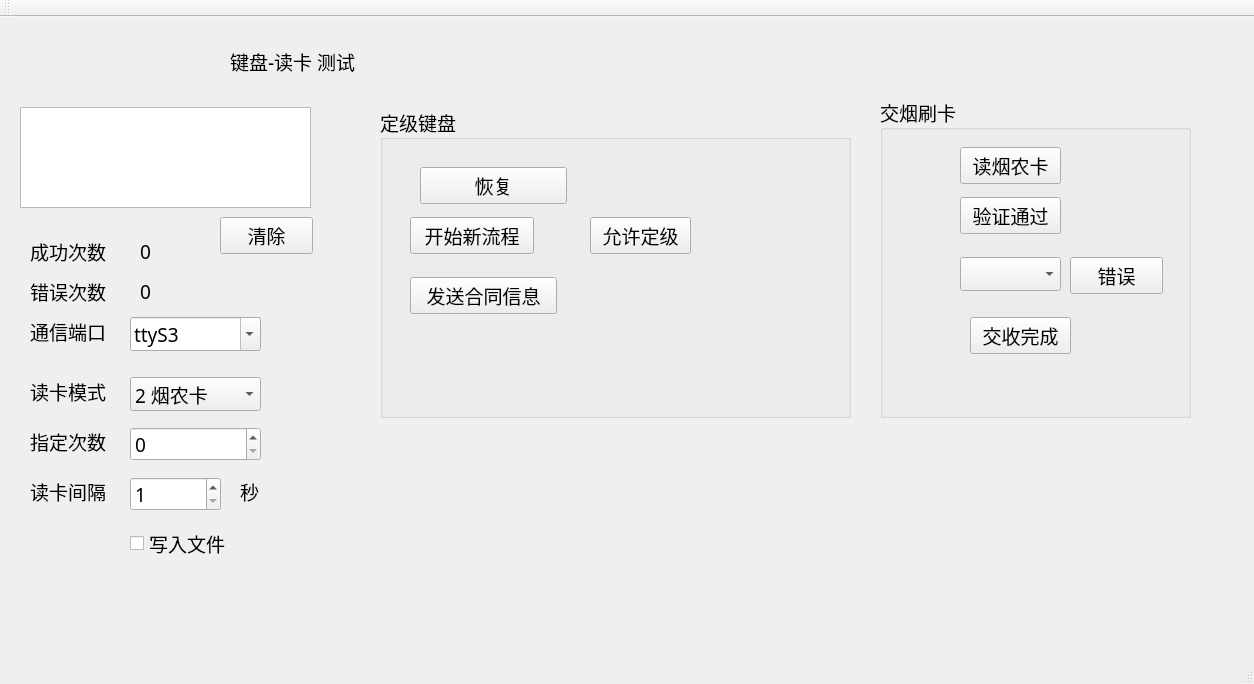
Old version of the form kbd-card/mainwindow.ui in the repository isliulin/QT43.
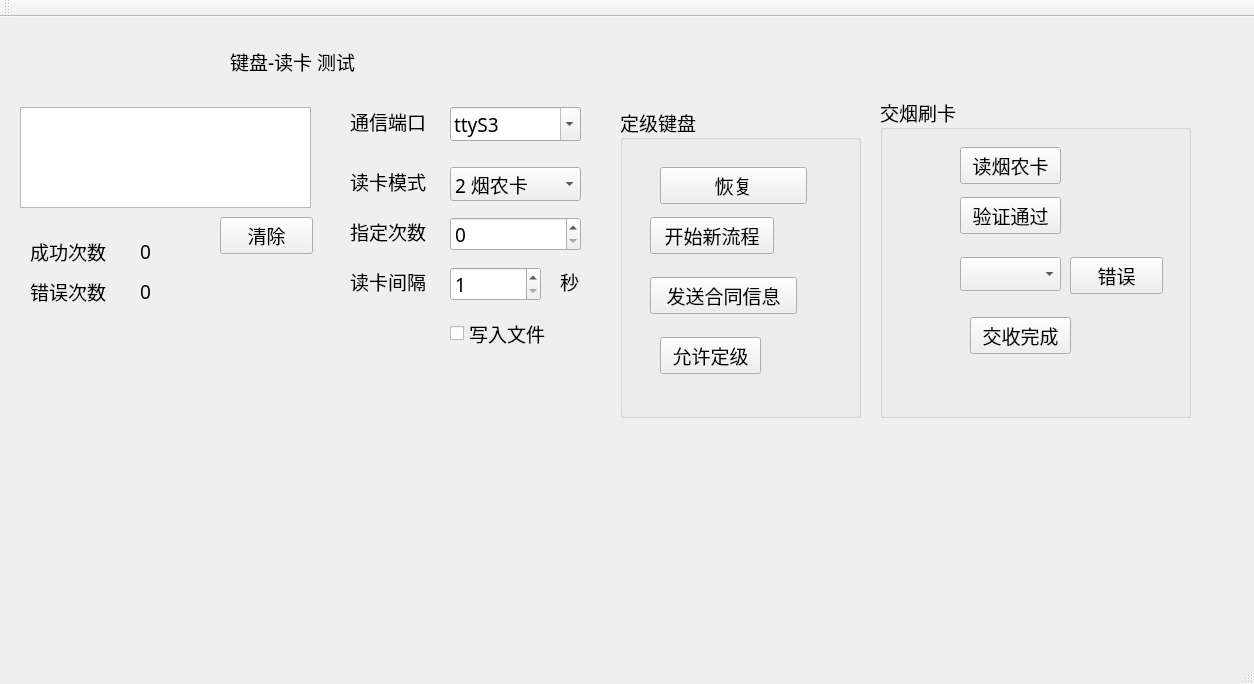
New version of the form.

The edit to the form file:
```diff
--- a/kbd-card/mainwindow.ui
+++ b/kbd-card/mainwindow.ui
@@ -46,8 +46,8 @@
    <widget class="QComboBox" name="cb_tty">
     <property name="geometry">
      <rect>
-      <x>130</x>
-      <y>300</y>
+      <x>450</x>
+      <y>90</y>
       <width>131</width>
       <height>34</height>
      </rect>
@@ -90,8 +90,8 @@
    <widget class="QLabel" name="label_3">
     <property name="geometry">
      <rect>
-      <x>30</x>
-      <y>300</y>
+      <x>350</x>
+      <y>90</y>
       <width>92</width>
       <height>28</height>
      </rect>
@@ -103,8 +103,8 @@
    <widget class="QLabel" name="label_4">
     <property name="geometry">
      <rect>
-      <x>30</x>
-      <y>360</y>
+      <x>350</x>
+      <y>150</y>
       <width>92</width>
       <height>28</height>
      </rect>
@@ -116,8 +116,8 @@
    <widget class="QComboBox" name="cb_mode">
     <property name="geometry">
      <rect>
-      <x>130</x>
-      <y>360</y>
+      <x>450</x>
+      <y>150</y>
       <width>131</width>
       <height>34</height>
      </rect>
@@ -185,8 +185,8 @@
    <widget class="QLabel" name="label_6">
     <property name="geometry">
      <rect>
-      <x>30</x>
-      <y>410</y>
+      <x>350</x>
+      <y>200</y>
       <width>92</width>
       <height>28</height>
      </rect>
@@ -198,8 +198,8 @@
    <widget class="QLabel" name="label_7">
     <property name="geometry">
      <rect>
-      <x>30</x>
-      <y>460</y>
+      <x>350</x>
+      <y>250</y>
       <width>92</width>
       <height>28</height>
      </rect>
@@ -211,8 +211,8 @@
    <widget class="QSpinBox" name="sb_cnt">
     <property name="geometry">
      <rect>
-      <x>130</x>
-      <y>410</y>
+      <x>450</x>
+      <y>200</y>
       <width>131</width>
       <height>34</height>
      </rect>
@@ -227,8 +227,8 @@
    <widget class="QSpinBox" name="sb_ival">
     <property name="geometry">
      <rect>
-      <x>130</x>
-      <y>460</y>
+      <x>450</x>
+      <y>250</y>
       <width>91</width>
       <height>34</height>
      </rect>
@@ -246,8 +246,8 @@
    <widget class="QLabel" name="label_8">
     <property name="geometry">
      <rect>
-      <x>240</x>
-      <y>460</y>
+      <x>560</x>
+      <y>250</y>
       <width>23</width>
       <height>28</height>
      </rect>
@@ -259,8 +259,8 @@
    <widget class="QCheckBox" name="cb_file">
     <property name="geometry">
      <rect>
-      <x>130</x>
-      <y>510</y>
+      <x>450</x>
+      <y>300</y>
       <width>119</width>
       <height>32</height>
      </rect>
@@ -347,9 +347,9 @@
    <widget class="QGroupBox" name="groupBox_2">
     <property name="geometry">
      <rect>
-      <x>380</x>
+      <x>620</x>
       <y>90</y>
-      <width>471</width>
+      <width>241</width>
       <height>311</height>
      </rect>
     </property>
@@ -398,8 +398,8 @@
     <widget class="QPushButton" name="pushButton_2">
      <property name="geometry">
       <rect>
-       <x>210</x>
-       <y>110</y>
+       <x>40</x>
+       <y>230</y>
        <width>101</width>
        <height>37</height>
       </rect>
```
